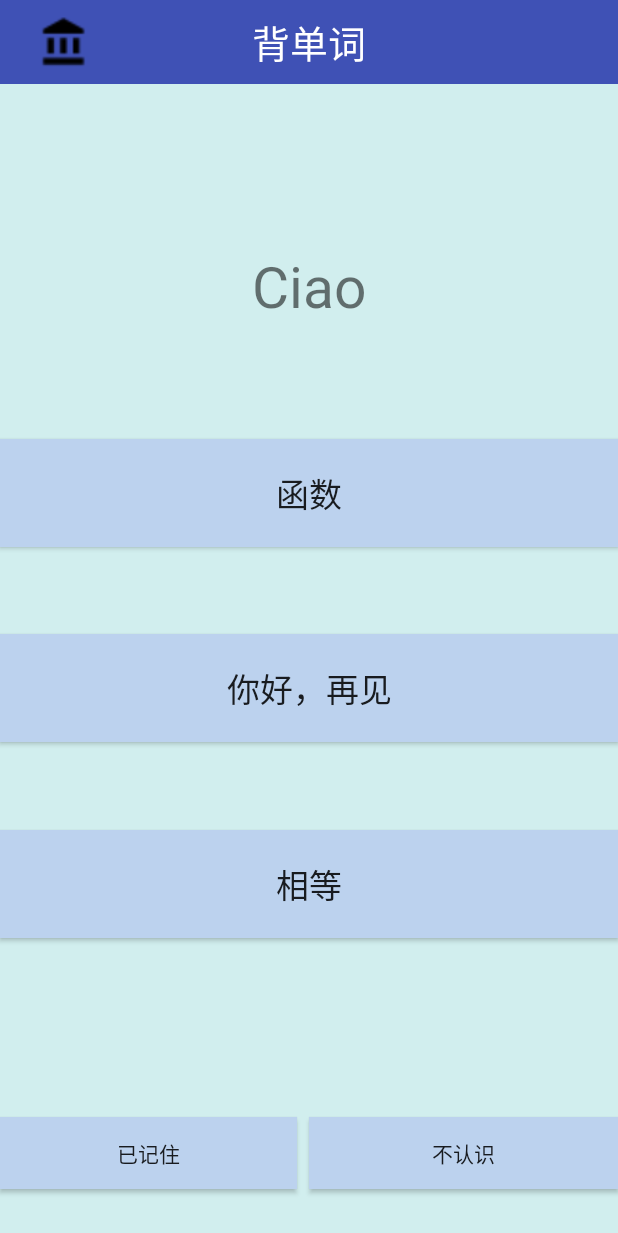
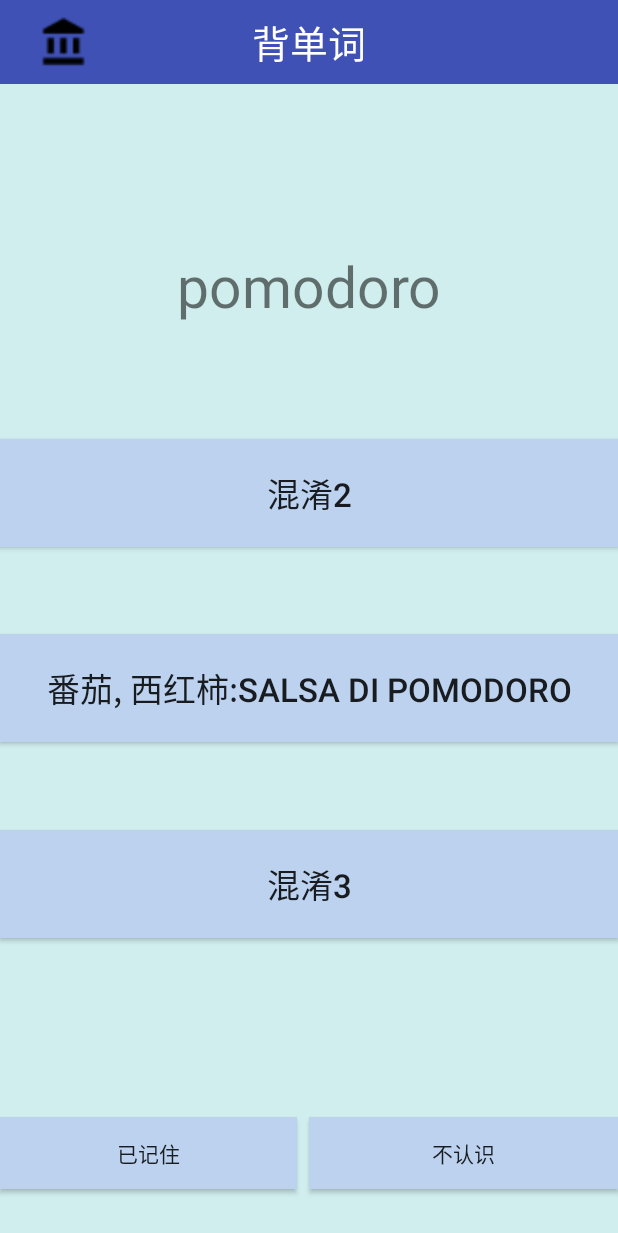
Before and after one commit to SE-project-EasyItalian/EasyItalian-1, an Android app: the ReciteWord screen opened directly, with no data from a screen before it, on a phone screen of 412 x 824 dp. Shown: the top 1233 px of the screen. Run offline under Robolectric (Android 15) with nearby library versions, the light colour scheme and no system bars.

Commit message:
make recite function able to show more words

```diff
--- a/app/src/main/java/layout/com/anew/layout1/ReciteWord.kt
+++ b/app/src/main/java/layout/com/anew/layout1/ReciteWord.kt
@@ -7,23 +7,25 @@ import android.widget.Button
 import android.widget.Toast
 import kotlinx.android.synthetic.main.activity_recite_word.*
 import java.util.Random
+import javax.xml.parsers.DocumentBuilderFactory
 
 
 class ReciteWord : Activity() {
 
-    var wordForRecite = "Ciao"
-    var wordTrans = "你好，再见"  //word translation . use setTrans to change it
-    var otherWordTrans = mutableListOf<String>("番茄","函数","相等")
-
+    var wordForRecite = " "
+    var wordTrans = " "  //word translation . use setTrans to change it
+    var otherWordTrans = mutableListOf<String>()
+    var  n =0
     override fun onCreate(savedInstanceState: Bundle?) {
         super.onCreate(savedInstanceState)
         setContentView(R.layout.activity_recite_word)
-        // create recite page
-        createRecite()
+        //show the n-th word
+        createNew(n)
 
         // functional button listener
         remembereIt.setOnClickListener {
-            Toast.makeText(this,"call creat new function",Toast.LENGTH_SHORT).show()
+            createNew(++n)
+            //Toast.makeText(this,"call creat new function",Toast.LENGTH_SHORT).show()
         }
 
         showDetails.setOnClickListener {
@@ -71,7 +73,7 @@ class ReciteWord : Activity() {
         buttonMap[randNum]?.setOnClickListener(){
             Toast.makeText(this, "答对了！", Toast.LENGTH_LONG).show()
             // this should  turn to a new word
-            createNew() // the input maybe a database
+            createNew(++n)  // the input maybe a database
             //Toast.makeText(this,wordForRecite+wordTrans+otherWordTrans,Toast.LENGTH_SHORT).show()
             //Toast for test
         }
@@ -100,15 +102,29 @@ class ReciteWord : Activity() {
 
     //setter new function
     //current just for test
-    fun createNew(){
-        setWord("pomodolo")
-        setTrans("番茄[sm]")
-        setOtherWordTranslation(mutableListOf("早上好","中午好","晚上好"))
+    fun createNew(num:Int){
+        val newWord = getWordFromXml(num)
+        setWord(newWord.word)
+        setTrans(newWord.trans)
+        setOtherWordTranslation(mutableListOf("混淆1","混淆2","混淆3"))
         createRecite()
     }
 
-    fun getWordFromXml(){
-        //
+    fun getWordFromXml(num:Int):Word{
+        val dbf = DocumentBuilderFactory.newInstance()
+        val db = dbf.newDocumentBuilder()
+        val doc = db.parse(assets.open("wordbook.xml"))
+        val wordList = doc.getElementsByTagName("items")
+        val newWrod = Word()
+        if(num<wordList.length) {
+            val elem = wordList.item(num)
+            newWrod.word = elem.childNodes.item(1).textContent
+            newWrod.pos = elem.childNodes.item(3).textContent
+            newWrod.tran = elem.childNodes.item(5).textContent
+            newWrod.trans = elem.childNodes.item(7).textContent
+            newWrod.example = elem.childNodes.item(9).textContent
+        }
+        return newWrod
     }
 
 
--- a/app/src/main/java/layout/com/anew/layout1/SettingActivity.kt
+++ b/app/src/main/java/layout/com/anew/layout1/SettingActivity.kt
@@ -23,7 +23,7 @@ class SettingActivity : Activity() {
         listView.adapter = adapter
 
 
-        listView.onItemClickListener = AdapterView.OnItemClickListener { parent, view, position, id ->
+        listView.onItemClickListener = AdapterView.OnItemClickListener { _, _, position, _ ->
             val showText: String
             when (position + 1) {
 
--- /dev/null
+++ b/app/src/main/java/layout/com/anew/layout1/Word.kt
@@ -0,0 +1,12 @@
+package layout.com.anew.layout1
+
+
+
+class Word{
+     var word : String = " "
+     var pos : String =" "
+     var tran : String = " "
+     var trans : String = " "
+     var example : String = " "
+
+}
```
Also changed, not shown: app/src/main/java/layout/com/anew/layout1/MainActivity.kt (+16 -12 lines).
